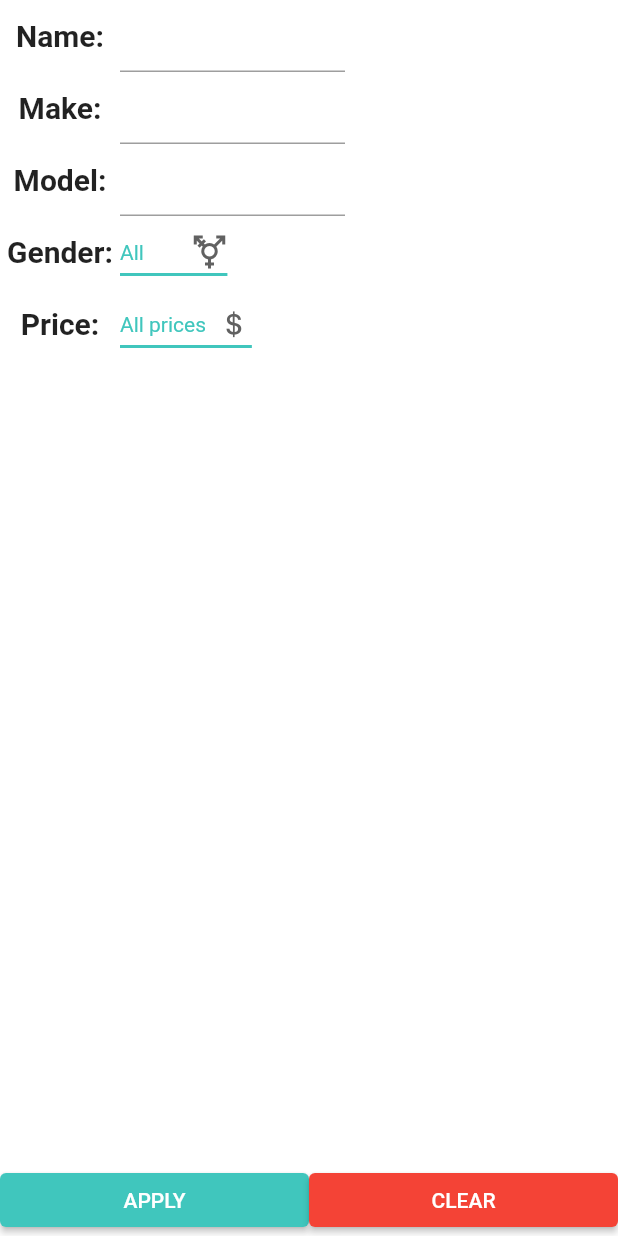
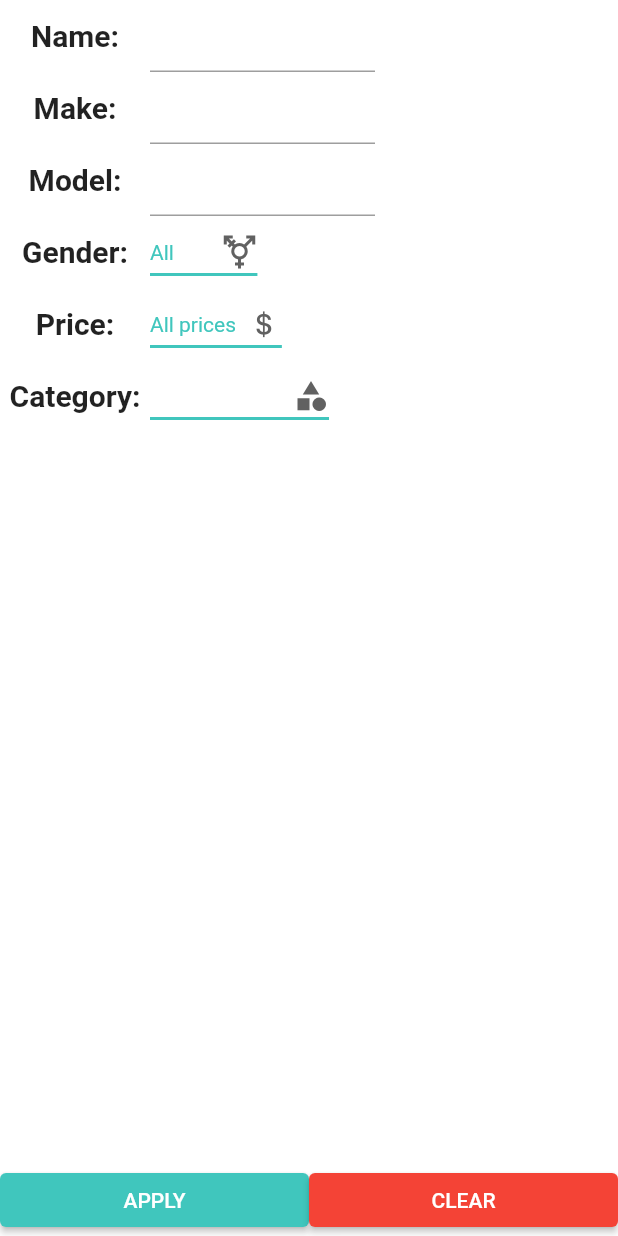
Before and after one commit to jan268/In-ynierka, a Flutter app: the FilterPage screen opened by its route, on a phone screen of 412 x 824 dp. Run offline on Flutter 3.47's test engine with Material 2 defaults, Android fonts, the phone set to English and light mode, and no system bars; our stand-ins replace flutter_spinkit, toggle_switch; network calls fail.

Commit message:
few minor changes

```diff
--- a/lib/main.dart
+++ b/lib/main.dart
@@ -19,7 +19,7 @@ void main() {
       '/login_screen' : (context) => LoginScreen(),
       '/buy_item' : (context) => BuyItem(itemCardObject: ItemCardObject(), size: '',),
       '/item_card' : (context) => ItemCard(id: '',),
-      '/search' : (context) => SearchPage(category: 'Sneakers', filters: FilterObject.category("Sneakers"),),
+      '/search' : (context) => SearchPage(category: 'SNEAKERS', filters: FilterObject.category("SNEAKERS"),),
       '/filters' : (context) => FilterPage(category: '',),
     },
   ));
--- a/lib/pages/filters.dart
+++ b/lib/pages/filters.dart
@@ -1,5 +1,6 @@
 import 'package:flutter/cupertino.dart';
 import 'package:flutter/material.dart';
+import 'package:net_market/mocks/mocked_lists.dart';
 import 'package:net_market/objects/filter_object.dart';
 import 'package:net_market/pages/search.dart';
 
@@ -16,6 +17,7 @@ class _FilterPageState extends State<FilterPage> {
   final name = TextEditingController();
   final make = TextEditingController();
   final model = TextEditingController();
+  late String categoryValue = widget.category;
   String genderValue = "All";
   String priceValue = "All prices";
   FilterObject filters = FilterObject();
@@ -31,7 +33,7 @@ class _FilterPageState extends State<FilterPage> {
               Row(
                 children: [
                   SizedBox(
-                    width: 80,
+                    width: 100,
                     child: Align(
                       alignment: Alignment.center,
                       child: Text(
@@ -54,7 +56,7 @@ class _FilterPageState extends State<FilterPage> {
               Row(
                 children: [
                   SizedBox(
-                    width: 80,
+                    width: 100,
                     child: Align(
                       alignment: Alignment.center,
                       child: Text(
@@ -77,7 +79,7 @@ class _FilterPageState extends State<FilterPage> {
               Row(
                 children: [
                   SizedBox(
-                    width: 80,
+                    width: 100,
                     child: Align(
                       alignment: Alignment.center,
                       child: Text(
@@ -100,7 +102,7 @@ class _FilterPageState extends State<FilterPage> {
               Row(
                 children: [
                   SizedBox(
-                    width: 80,
+                    width: 100,
                     child: Align(
                       alignment: Alignment.center,
                       child: Text(
@@ -142,7 +144,7 @@ class _FilterPageState extends State<FilterPage> {
               Row(
                 children: [
                   SizedBox(
-                    width: 80,
+                    width: 100,
                     child: Align(
                       alignment: Alignment.center,
                       child: Text(
@@ -181,6 +183,48 @@ class _FilterPageState extends State<FilterPage> {
                   ),
                 ],
               ),
+              Row(
+                children: [
+                  SizedBox(
+                    width: 100,
+                    child: Align(
+                      alignment: Alignment.center,
+                      child: Text(
+                        "Category:",
+                        style: TextStyle(
+                            fontSize: 20,
+                            fontWeight: FontWeight.bold
+                        ),
+                      ),
+                    ),
+                  ),
+                  SizedBox(
+                      child: DropdownButton<String>(
+                        value: categoryValue,
+                        icon: const Icon(Icons.category),
+                        iconSize: 24,
+                        elevation: 16,
+                        style: const TextStyle(color: Color(0xFF40C6BD)),
+                        underline: Container(
+                          height: 2,
+                          color: Color(0xFF40C6BD),
+                        ),
+                        onChanged: (String? newValue) {
+                          setState(() {
+                            categoryValue = newValue!;
+                          });
+                        },
+                        items: MockedLists().categories
+                            .map<DropdownMenuItem<String>>((String value) {
+                          return DropdownMenuItem<String>(
+                            value: value,
+                            child: Text(value),
+                          );
+                        }).toList(),
+                      )
+                  ),
+                ],
+              ),
             ],
           ),
         ),
@@ -194,7 +238,7 @@ class _FilterPageState extends State<FilterPage> {
                 backgroundColor: MaterialStateProperty.all<Color>(Color(0xFF40C6BD)),
               ),
               onPressed: () {
-                filters.category = widget.category;
+                filters.category = categoryValue;
                 filters.name = getValue(name.text);
                 filters.make = getValue(make.text);
                 filters.model = getValue(model.text);
@@ -216,8 +260,11 @@ class _FilterPageState extends State<FilterPage> {
                 name.clear();
                 make.clear();
                 model.clear();
-                genderValue = 'All';
-                priceValue = 'All prices';
+                setState(() {
+                  genderValue = 'All';
+                  priceValue = 'All prices';
+                  categoryValue = widget.category;
+                });
               },
               child: Text("CLEAR"),
             ),
--- a/lib/pages/home.dart
+++ b/lib/pages/home.dart
@@ -14,10 +14,10 @@ class Home extends StatefulWidget {
 }
 
 class _HomeState extends State<Home> {
-  get bottomNavBar => MockedLists().bottomNavBar;
+  // get bottomNavBar => MockedLists().bottomNavBar;
   get categories => MockedLists().categories;
   get brands => MockedLists().brands;
-  get items => MockedLists().items;
+  // get items => MockedLists().items;
 
   @override
   Widget build(BuildContext context) {
@@ -145,7 +145,7 @@ class _HomeState extends State<Home> {
   void onTabTapped(int index) {
     switch(index){
       case 0 : break;
-      case 1 : Navigator.push(context, MaterialPageRoute(builder: (context) => SearchPage(category: 'Sneakers', filters: FilterObject.category("Sneakers"),))); break;
+      case 1 : Navigator.push(context, MaterialPageRoute(builder: (context) => SearchPage(category: widget.category, filters: FilterObject.category(widget.category),))); break;
       case 2 : break; // tu trzeba dodac bedzie ekran uzytkownika
     }
   }
--- a/lib/pages/search.dart
+++ b/lib/pages/search.dart
@@ -43,7 +43,7 @@ class _SearchPageState extends State<SearchPage> {
                   itemBuilder: (BuildContext context, int index) {
                     return TextButton(
                       onPressed: () {
-                        Navigator.push(context, MaterialPageRoute(builder: (context) => Home(category: categories[index],)));
+                        Navigator.push(context, MaterialPageRoute(builder: (context) => SearchPage(category: categories[index], filters: FilterObject.category(categories[index]), )));
                       },
                       child: Text(
                         categories[index],
```
